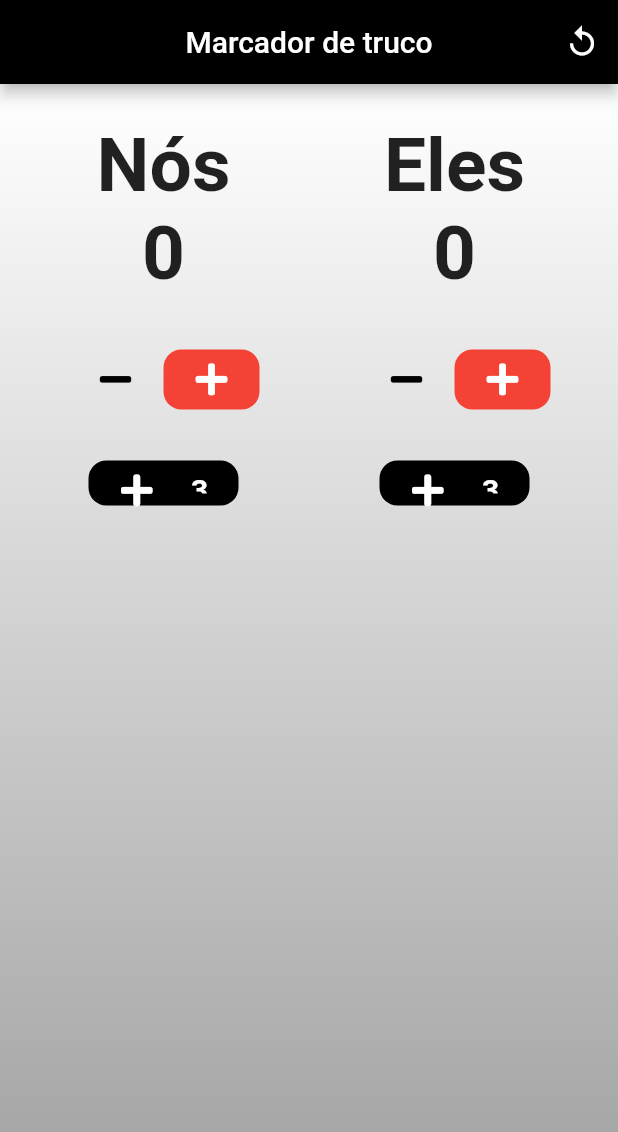
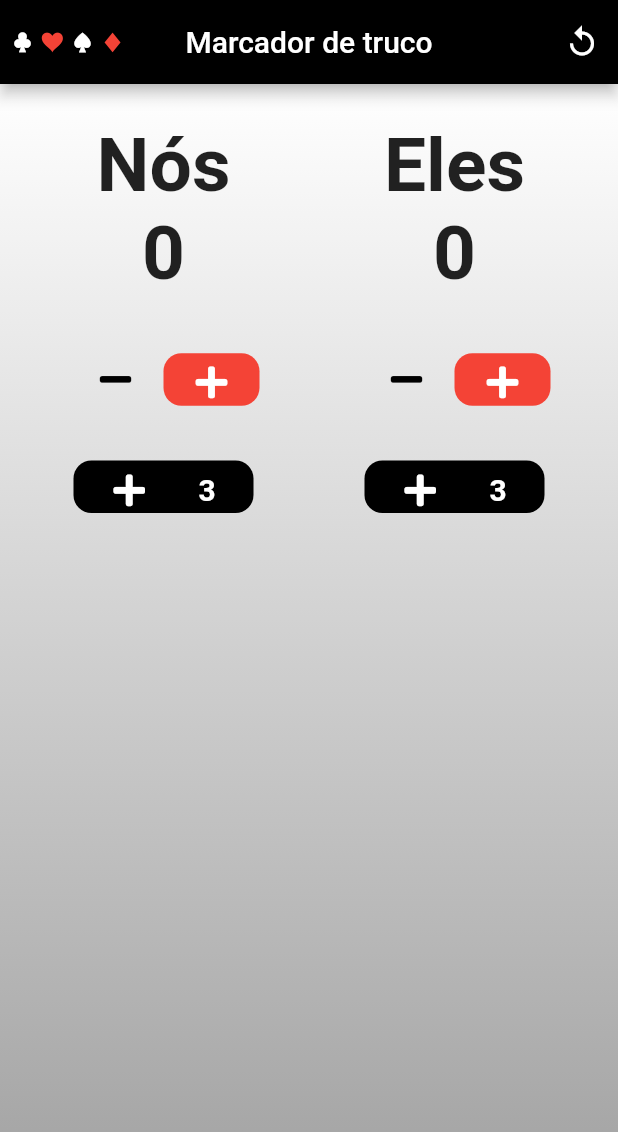
Before and after one commit to CangianiJr/marcador_truco, a Flutter app: the screen it shows after launch, on a phone screen of 412 x 824 dp. Shown: the top 1132 px of the screen. Run offline on Flutter 3.47's test engine with Material 2 defaults, Android fonts, the light colour scheme and no system bars.

Commit message:
Página Marcador ajustada

```diff
--- a/lib/app/pages/marcador_page.dart
+++ b/lib/app/pages/marcador_page.dart
@@ -114,6 +114,31 @@ class _MarcadorPageState extends State<MarcadorPage> {
       appBar: AppBar(
         title: const Text("Marcador de truco"),
         centerTitle: true,
+        leadingWidth: 85,
+        leading: Row(
+          mainAxisAlignment: MainAxisAlignment.center,
+          children: const [
+            SizedBox(width: 5),
+            Icon(
+              MarcadorTrucoIcons.clovers,
+              size: 20,
+            ),
+            Icon(
+              MarcadorTrucoIcons.hearts,
+              size: 20,
+              color: Colors.red,
+            ),
+            Icon(
+              MarcadorTrucoIcons.spades,
+              size: 20,
+            ),
+            Icon(
+              MarcadorTrucoIcons.diamonds,
+              color: Colors.red,
+              size: 20,
+            ),
+          ],
+        ),
         actions: [
           IconButton(
             onPressed: () {
@@ -163,7 +188,9 @@ class _MarcadorPageState extends State<MarcadorPage> {
                           color: Colors.black,
                         ),
                       ),
-                      TextButton(
+                      SizedBox(
+                        height: 35,
+                        child: TextButton(
                           style: TextButton.styleFrom(
                             backgroundColor: Colors.red,
                             shape: RoundedRectangleBorder(
@@ -178,12 +205,13 @@ class _MarcadorPageState extends State<MarcadorPage> {
                             color: Colors.white,
                           ),
                         ),
+                      ),
                     ],
                   ),
                   const SizedBox(height: 30),
                   SizedBox(
-                    width: 100,
-                    height: 30,
+                    width: 120,
+                    height: 35,
                     child: TextButton(
                       style: TextButton.styleFrom(
                         backgroundColor: Colors.black,
@@ -243,7 +271,9 @@ class _MarcadorPageState extends State<MarcadorPage> {
                           color: Colors.black,
                         ),
                       ),
-                      TextButton(
+                      SizedBox(
+                        height: 35,
+                        child: TextButton(
                           style: TextButton.styleFrom(
                             backgroundColor: Colors.red,
                             shape: RoundedRectangleBorder(
@@ -258,12 +288,13 @@ class _MarcadorPageState extends State<MarcadorPage> {
                             color: Colors.white,
                           ),
                         ),
+                      ),
                     ],
                   ),
                   const SizedBox(height: 30),
                   SizedBox(
-                    height: 30,
-                    width: 100,
+                    height: 35,
+                    width: 120,
                     child: TextButton(
                       style: TextButton.styleFrom(
                         backgroundColor: Colors.black,
@@ -276,6 +307,7 @@ class _MarcadorPageState extends State<MarcadorPage> {
                       },
                       child: Row(
                         mainAxisAlignment: MainAxisAlignment.spaceAround,
+                        crossAxisAlignment: CrossAxisAlignment.center,
                         children: const [
                           Icon(
                             MarcadorTrucoIcons.plus,
```
Lines whose indentation alone changed are shown as unchanged.
